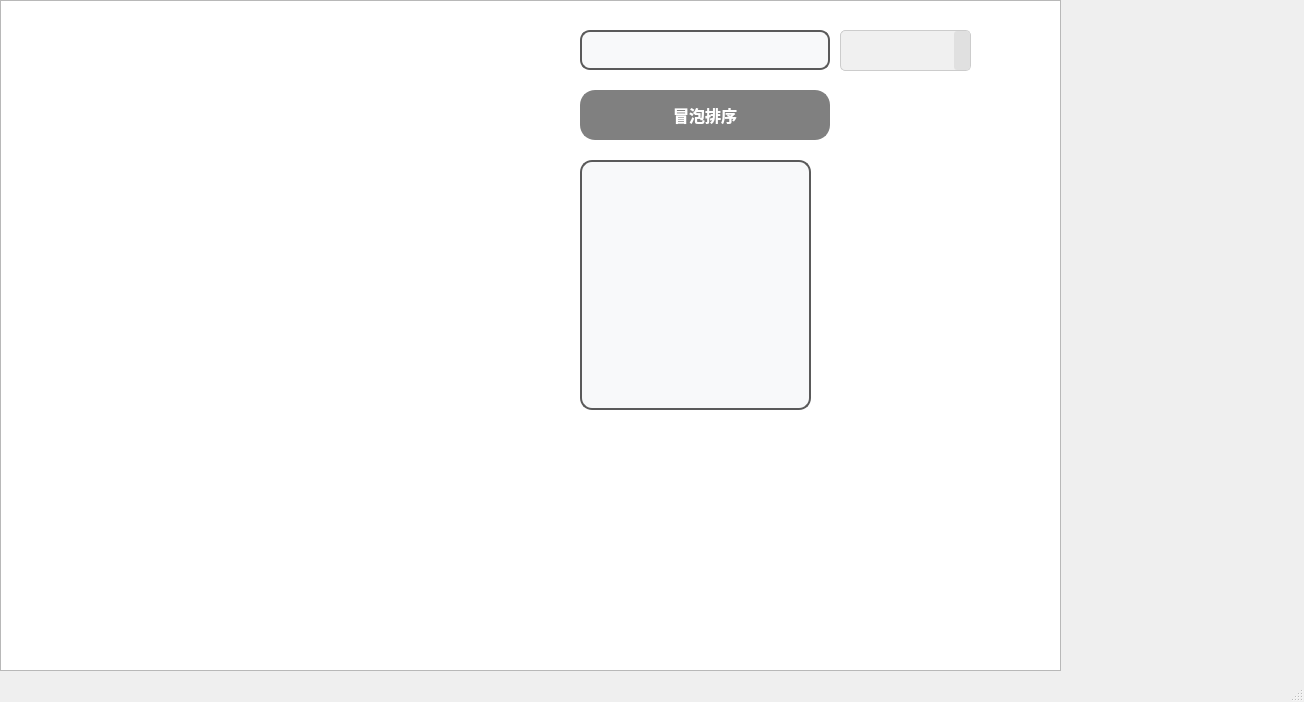
Above: date_struct/mainwindow.ui from TCWW0/QT_Train before the change. Below: the same form after it.
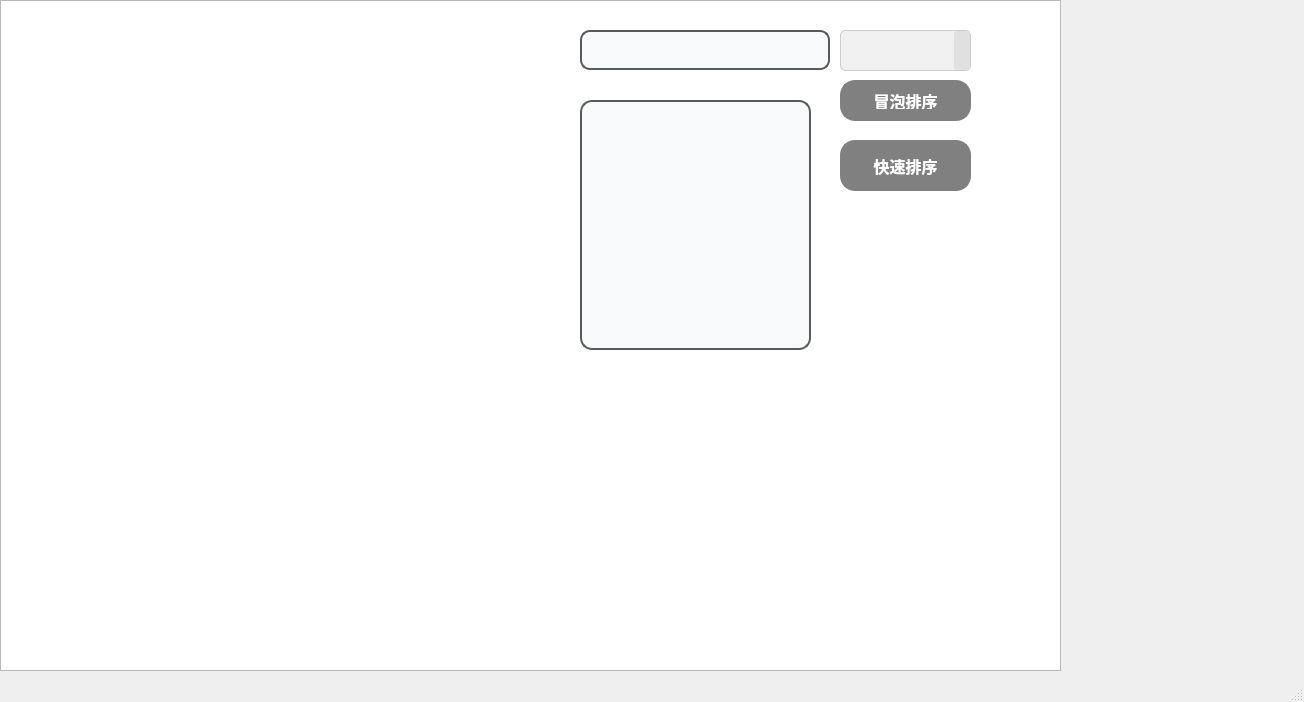
That is the form after the change.

Patch:
```diff
--- a/date_struct/mainwindow.ui
+++ b/date_struct/mainwindow.ui
@@ -18,7 +18,7 @@
     <property name="geometry">
      <rect>
       <x>580</x>
-      <y>160</y>
+      <y>100</y>
       <width>231</width>
       <height>250</height>
      </rect>
@@ -79,10 +79,10 @@
    <widget class="QPushButton" name="bubbleSortButton">
     <property name="geometry">
      <rect>
-      <x>580</x>
-      <y>90</y>
-      <width>250</width>
-      <height>50</height>
+      <x>840</x>
+      <y>80</y>
+      <width>131</width>
+      <height>41</height>
      </rect>
     </property>
     <property name="styleSheet">
@@ -171,11 +171,41 @@
 </string>
     </property>
    </widget>
+   <widget class="QPushButton" name="quickSortButton">
+    <property name="geometry">
+     <rect>
+      <x>840</x>
+      <y>140</y>
+      <width>131</width>
+      <height>51</height>
+     </rect>
+    </property>
+    <property name="styleSheet">
+     <string notr="true">QPushButton {
+    background-color: #808080;
+    color: white;
+    border: 2px solid #808080;
+    border-radius: 15px;
+    padding: 10px 20px;
+    font-size: 16px;
+    font-weight: bold;
+}
+
+QPushButton:hover {
+    background-color: #333333;
+    border: 2px solid #333333;
+}</string>
+    </property>
+    <property name="text">
+     <string>快速排序</string>
+    </property>
+   </widget>
    <zorder>graphicsView</zorder>
    <zorder>debugOutput</zorder>
    <zorder>bubbleSortButton</zorder>
    <zorder>ArrayEdit</zorder>
    <zorder>sortChoose</zorder>
+   <zorder>quickSortButton</zorder>
   </widget>
   <widget class="QMenuBar" name="menubar">
    <property name="geometry">
```
